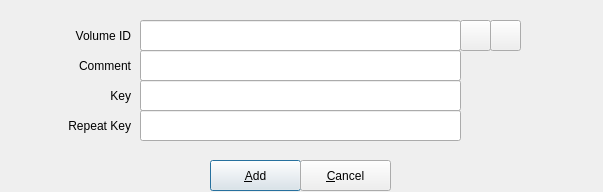
The window that src/walletconfiginput.ui (mhogomchungu/sirikali) describes before a commit, drawn with Qt 5.
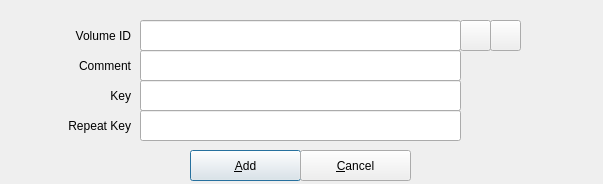
The same window after the commit.

Diff of the .ui file:
```diff
--- a/src/walletconfiginput.ui
+++ b/src/walletconfiginput.ui
@@ -10,7 +10,7 @@
     <x>0</x>
     <y>0</y>
     <width>603</width>
-    <height>192</height>
+    <height>184</height>
    </rect>
   </property>
   <property name="windowTitle">
@@ -19,9 +19,9 @@
   <widget class="QPushButton" name="pushButtonAdd">
    <property name="geometry">
     <rect>
-     <x>210</x>
-     <y>160</y>
-     <width>91</width>
+     <x>190</x>
+     <y>150</y>
+     <width>111</width>
      <height>31</height>
     </rect>
    </property>
@@ -33,8 +33,8 @@
    <property name="geometry">
     <rect>
      <x>300</x>
-     <y>160</y>
-     <width>91</width>
+     <y>150</y>
+     <width>111</width>
      <height>31</height>
     </rect>
    </property>
@@ -48,7 +48,7 @@
      <x>10</x>
      <y>10</y>
      <width>581</width>
-     <height>151</height>
+     <height>141</height>
     </rect>
    </property>
    <widget class="QLabel" name="label">
```
